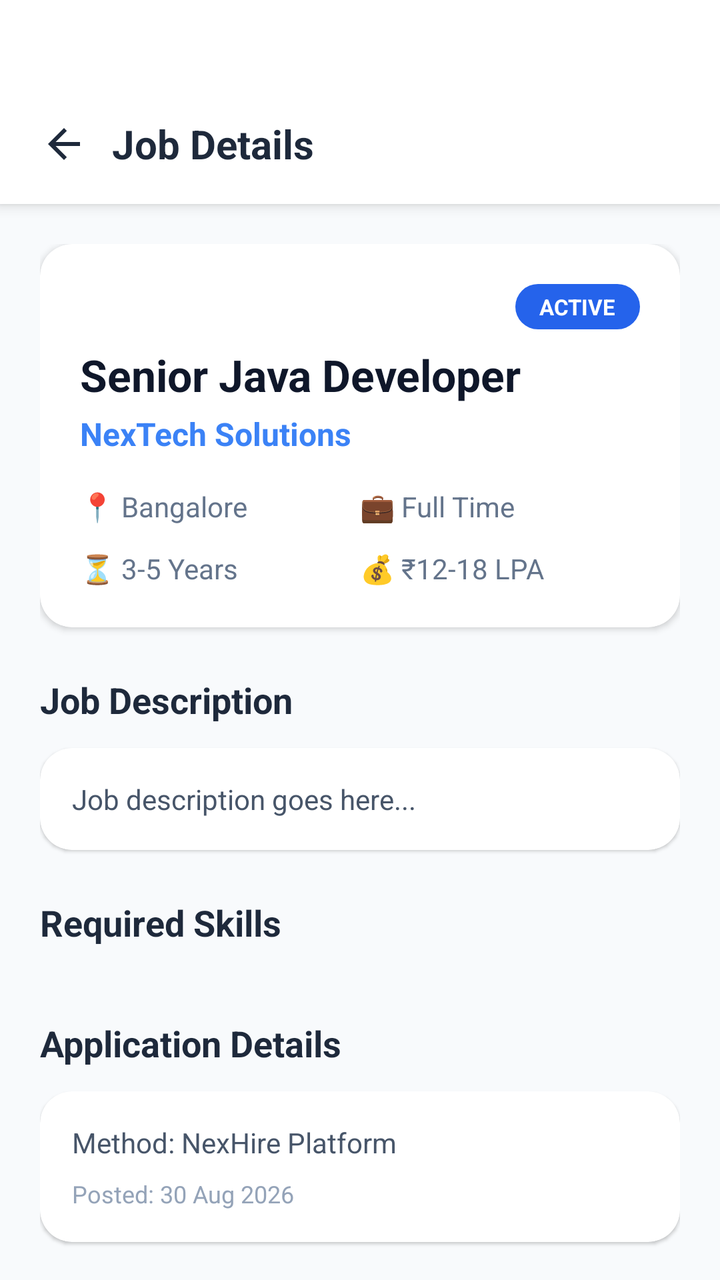
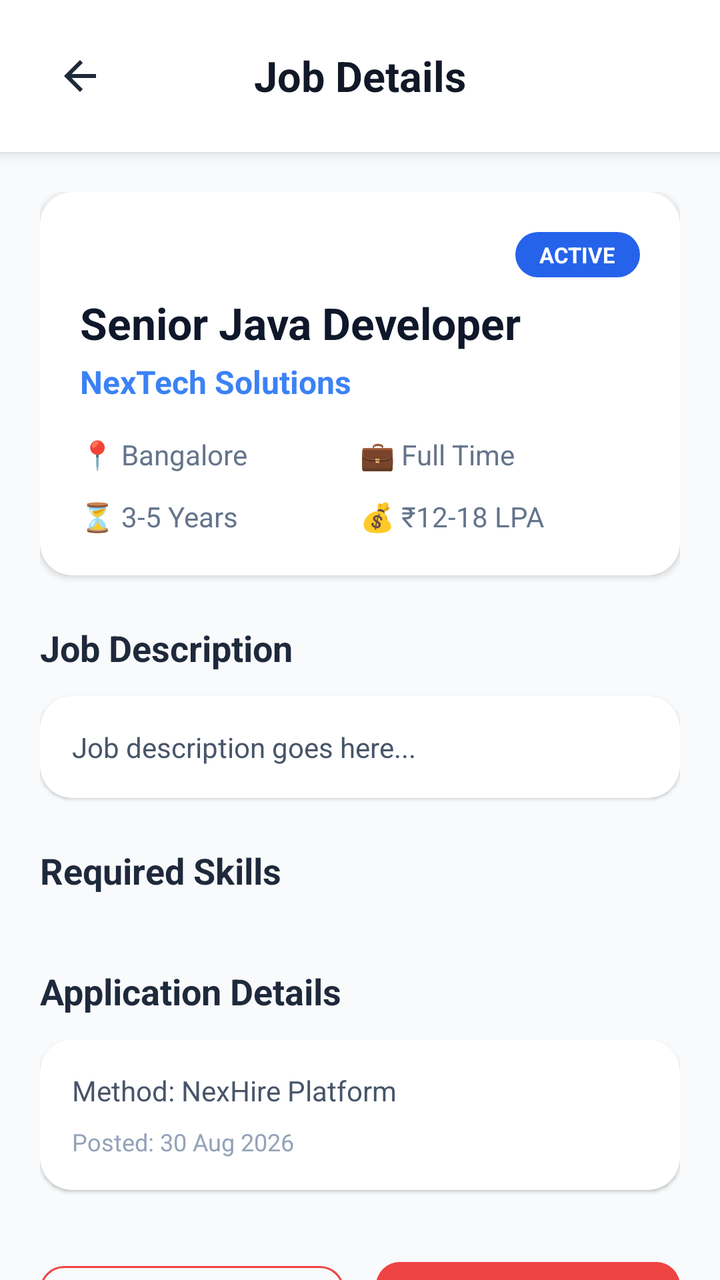

Compare the two renders of this Android layout. The source of the first and the diff that turns it into the second are given below.
<!-- AndroidManifest.xml: application theme Theme.CloudHire -->
<!-- res/layout/activity_admin_job_details.xml -->
<?xml version="1.0" encoding="utf-8"?>
<LinearLayout xmlns:android="http://schemas.android.com/apk/res/android"
    xmlns:app="http://schemas.android.com/apk/res-auto"
    android:layout_width="match_parent"
    android:layout_height="match_parent"
    android:background="#F8FAFC"
    android:fitsSystemWindows="true"
    android:orientation="vertical">

    
    <LinearLayout
        android:layout_width="match_parent"
        android:layout_height="102dp"
        android:background="@android:color/white"
        android:elevation="4dp"
        android:gravity="center_vertical"
        android:orientation="horizontal"
        android:paddingStart="8dp"
        android:paddingTop="42dp"
        android:paddingEnd="16dp">

        <ImageButton
            android:id="@+id/btnBack"
            android:layout_width="48dp"
            android:layout_height="48dp"
            android:background="?attr/selectableItemBackgroundBorderless"
            android:contentDescription="Back"
            android:padding="12dp"
            android:src="@drawable/ic_arrow_back"
            app:tint="#1E293B" />

        <TextView
            android:layout_width="0dp"
            android:layout_height="wrap_content"
            android:layout_weight="1"
            android:text="Job Details"
            android:textColor="#1E293B"
            android:textSize="20sp"
            android:textStyle="bold" />
    </LinearLayout>

    
    <androidx.core.widget.NestedScrollView
        android:layout_width="match_parent"
        android:layout_height="0dp"
        android:layout_weight="1">

        <LinearLayout
            android:layout_width="match_parent"
            android:layout_height="wrap_content"
            android:orientation="vertical"
            android:padding="20dp">

            
            <androidx.cardview.widget.CardView
                android:layout_width="match_parent"
                android:layout_height="wrap_content"
                app:cardCornerRadius="16dp"
                app:cardElevation="2dp">

                <LinearLayout
                    android:layout_width="match_parent"
                    android:layout_height="wrap_content"
                    android:orientation="vertical"
                    android:padding="20dp">

                    <TextView
                        android:id="@+id/txtStatus"
                        android:layout_width="wrap_content"
                        android:layout_height="wrap_content"
                        android:layout_gravity="end"
                        android:background="@drawable/bg_filter_active"
                        android:paddingStart="12dp"
                        android:paddingEnd="12dp"
                        android:paddingTop="4dp"
                        android:paddingBottom="4dp"
                        android:text="ACTIVE"
                        android:textColor="@android:color/white"
                        android:textSize="11sp"
                        android:textStyle="bold" />

                    <TextView
                        android:id="@+id/txtTitle"
                        android:layout_width="match_parent"
                        android:layout_height="wrap_content"
                        android:layout_marginTop="8dp"
                        android:text="Senior Java Developer"
                        android:textColor="#0F172A"
                        android:textSize="22sp"
                        android:textStyle="bold" />

                    <TextView
                        android:id="@+id/txtCompany"
                        android:layout_width="match_parent"
                        android:layout_height="wrap_content"
                        android:layout_marginTop="4dp"
                        android:text="NexTech Solutions"
                        android:textColor="#3B82F6"
                        android:textSize="16sp"
                        android:textStyle="bold" />

                    <LinearLayout
                        android:layout_width="match_parent"
                        android:layout_height="wrap_content"
                        android:layout_marginTop="16dp"
                        android:orientation="horizontal">

                        <TextView
                            android:id="@+id/txtLocation"
                            android:layout_width="0dp"
                            android:layout_height="wrap_content"
                            android:layout_weight="1"
                            android:text="📍 Bangalore"
                            android:textColor="#64748B"
                            android:textSize="14sp" />

                        <TextView
                            android:id="@+id/txtType"
                            android:layout_width="0dp"
                            android:layout_height="wrap_content"
                            android:layout_weight="1"
                            android:text="💼 Full Time"
                            android:textColor="#64748B"
                            android:textSize="14sp" />
                    </LinearLayout>

                    <LinearLayout
                        android:layout_width="match_parent"
                        android:layout_height="wrap_content"
                        android:layout_marginTop="12dp"
                        android:orientation="horizontal">

                        <TextView
                            android:id="@+id/txtExperience"
                            android:layout_width="0dp"
                            android:layout_height="wrap_content"
                            android:layout_weight="1"
                            android:text="⏳ 3-5 Years"
                            android:textColor="#64748B"
                            android:textSize="14sp" />

                        <TextView
                            android:id="@+id/txtSalary"
                            android:layout_width="0dp"
                            android:layout_height="wrap_content"
                            android:layout_weight="1"
                            android:text="💰 ₹12-18 LPA"
                            android:textColor="#64748B"
                            android:textSize="14sp" />
                    </LinearLayout>

                </LinearLayout>
            </androidx.cardview.widget.CardView>

            
            <TextView
                android:layout_width="match_parent"
                android:layout_height="wrap_content"
                android:layout_marginTop="24dp"
                android:text="Job Description"
                android:textColor="#1E293B"
                android:textSize="18sp"
                android:textStyle="bold" />

            <androidx.cardview.widget.CardView
                android:layout_width="match_parent"
                android:layout_height="wrap_content"
                android:layout_marginTop="12dp"
                app:cardCornerRadius="16dp"
                app:cardElevation="1dp">

                <TextView
                    android:id="@+id/txtDescription"
                    android:layout_width="match_parent"
                    android:layout_height="wrap_content"
                    android:lineSpacingExtra="4dp"
                    android:padding="16dp"
                    android:text="Job description goes here..."
                    android:textColor="#475569"
                    android:textSize="14sp" />
            </androidx.cardview.widget.CardView>

            
            <TextView
                android:layout_width="match_parent"
                android:layout_height="wrap_content"
                android:layout_marginTop="24dp"
                android:text="Required Skills"
                android:textColor="#1E293B"
                android:textSize="18sp"
                android:textStyle="bold" />

            <LinearLayout
                android:id="@+id/skillsContainer"
                android:layout_width="match_parent"
                android:layout_height="wrap_content"
                android:layout_marginTop="12dp"
                android:orientation="horizontal" />

            
            <TextView
                android:layout_width="match_parent"
                android:layout_height="wrap_content"
                android:layout_marginTop="24dp"
                android:text="Application Details"
                android:textColor="#1E293B"
                android:textSize="18sp"
                android:textStyle="bold" />

            <androidx.cardview.widget.CardView
                android:layout_width="match_parent"
                android:layout_height="wrap_content"
                android:layout_marginTop="12dp"
                app:cardCornerRadius="16dp"
                app:cardElevation="1dp">

                <LinearLayout
                    android:layout_width="match_parent"
                    android:layout_height="wrap_content"
                    android:orientation="vertical"
                    android:padding="16dp">

                    <TextView
                        android:id="@+id/txtAppMethod"
                        android:layout_width="match_parent"
                        android:layout_height="wrap_content"
                        android:text="Method: NexHire Platform"
                        android:textColor="#475569"
                        android:textSize="14sp" />

                    <TextView
                        android:id="@+id/txtAppUrl"
                        android:layout_width="match_parent"
                        android:layout_height="wrap_content"
                        android:layout_marginTop="8dp"
                        android:text="URL: -"
                        android:textColor="#3B82F6"
                        android:textSize="14sp"
                        android:visibility="gone" />

                    <TextView
                        android:id="@+id/txtPostedDate"
                        android:layout_width="match_parent"
                        android:layout_height="wrap_content"
                        android:layout_marginTop="8dp"
                        android:text="Posted: 30 Aug 2026"
                        android:textColor="#94A3B8"
                        android:textSize="12sp" />
                </LinearLayout>
            </androidx.cardview.widget.CardView>

            
            <LinearLayout
                android:layout_width="match_parent"
                android:layout_height="wrap_content"
                android:layout_marginTop="32dp"
                android:orientation="horizontal">

                <Button
                    android:id="@+id/btnCloseJob"
                    style="@style/Widget.MaterialComponents.Button.OutlinedButton"
                    android:layout_width="0dp"
                    android:layout_height="56dp"
                    android:layout_weight="1"
                    android:layout_marginEnd="8dp"
                    android:text="Close Job"
                    android:textAllCaps="false"
                    android:textColor="#EF4444"
                    app:cornerRadius="12dp"
                    app:strokeColor="#EF4444" />

                <Button
                    android:id="@+id/btnRemoveJob"
                    android:layout_width="0dp"
                    android:layout_height="56dp"
                    android:layout_weight="1"
                    android:layout_marginStart="8dp"
                    android:backgroundTint="#EF4444"
                    android:text="Remove Job"
                    android:textAllCaps="false"
                    android:textColor="@android:color/white"
                    app:cornerRadius="12dp" />
            </LinearLayout>

            <View
                android:layout_width="match_parent"
                android:layout_height="40dp" />

        </LinearLayout>
    </androidx.core.widget.NestedScrollView>

</LinearLayout>
<!-- resources referenced by this layout -->
<resources>
  <!-- drawable bg_filter_active (drawable) -->
  <?xml version="1.0" encoding="utf-8"?>
  <shape xmlns:android="http://schemas.android.com/apk/res/android">
  
      <solid android:color="#2563EB" />
  
      <corners android:radius="20dp" />
  
  </shape>
  <!-- drawable ic_arrow_back (drawable) -->
  <?xml version="1.0" encoding="utf-8"?>
  <vector
      xmlns:android="http://schemas.android.com/apk/res/android"
      android:width="24dp"
      android:height="24dp"
      android:viewportWidth="24"
      android:viewportHeight="24">
  
      <path
          android:fillColor="#1E3A8A"
          android:pathData="M20,11H7.83l5.59,-5.59L12,4l-8,8 8,8 1.41,-1.41L7.83,13H20v-2z" />
  
  </vector>
  <style name="Theme.CloudHire" parent="Base.Theme.CloudHire" />
  <style name="Base.Theme.CloudHire" parent="Theme.Material3.DayNight.NoActionBar">
          
          
      </style>
</resources>

<!-- the commit's change to res/layout/activity_admin_job_details.xml (unified diff, before → after) -->
@@ -8,37 +8,43 @@
     android:orientation="vertical">
 
     
+
     <LinearLayout
         android:layout_width="match_parent"
-        android:layout_height="102dp"
-        android:background="@android:color/white"
-        android:elevation="4dp"
+        android:layout_height="76dp"
+        android:orientation="horizontal"
         android:gravity="center_vertical"
-        android:orientation="horizontal"
-        android:paddingStart="8dp"
-        android:paddingTop="42dp"
-        android:paddingEnd="16dp">
+        android:paddingStart="16dp"
+        android:paddingEnd="16dp"
+        android:background="#FFFFFF"
+        android:elevation="4dp">
 
         <ImageButton
             android:id="@+id/btnBack"
             android:layout_width="48dp"
             android:layout_height="48dp"
-            android:background="?attr/selectableItemBackgroundBorderless"
+            android:background="@android:color/transparent"
+            android:src="@drawable/ic_arrow_back"
+            android:padding="12dp"
             android:contentDescription="Back"
-            android:padding="12dp"
-            android:src="@drawable/ic_arrow_back"
             app:tint="#1E293B" />
 
         <TextView
             android:layout_width="0dp"
             android:layout_height="wrap_content"
             android:layout_weight="1"
+            android:gravity="center"
             android:text="Job Details"
-            android:textColor="#1E293B"
-            android:textSize="20sp"
+            android:textColor="#111827"
+            android:textSize="21sp"
             android:textStyle="bold" />
+
+        
+        <View
+            android:layout_width="48dp"
+            android:layout_height="48dp" />
+
     </LinearLayout>
-
     
     <androidx.core.widget.NestedScrollView
         android:layout_width="match_parent"
